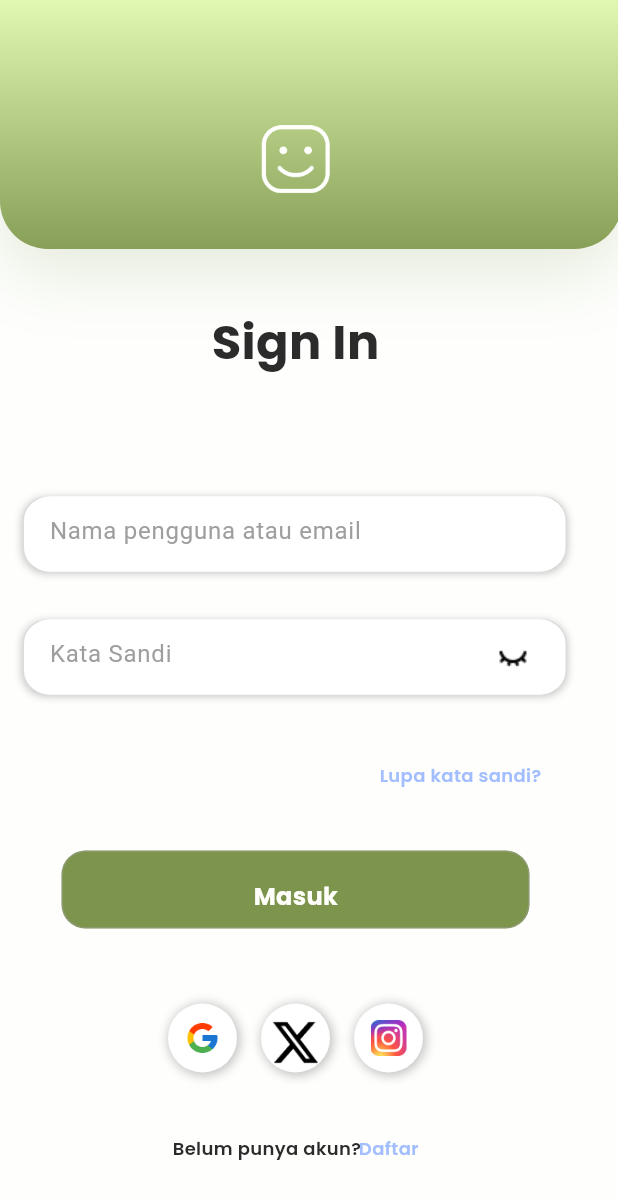
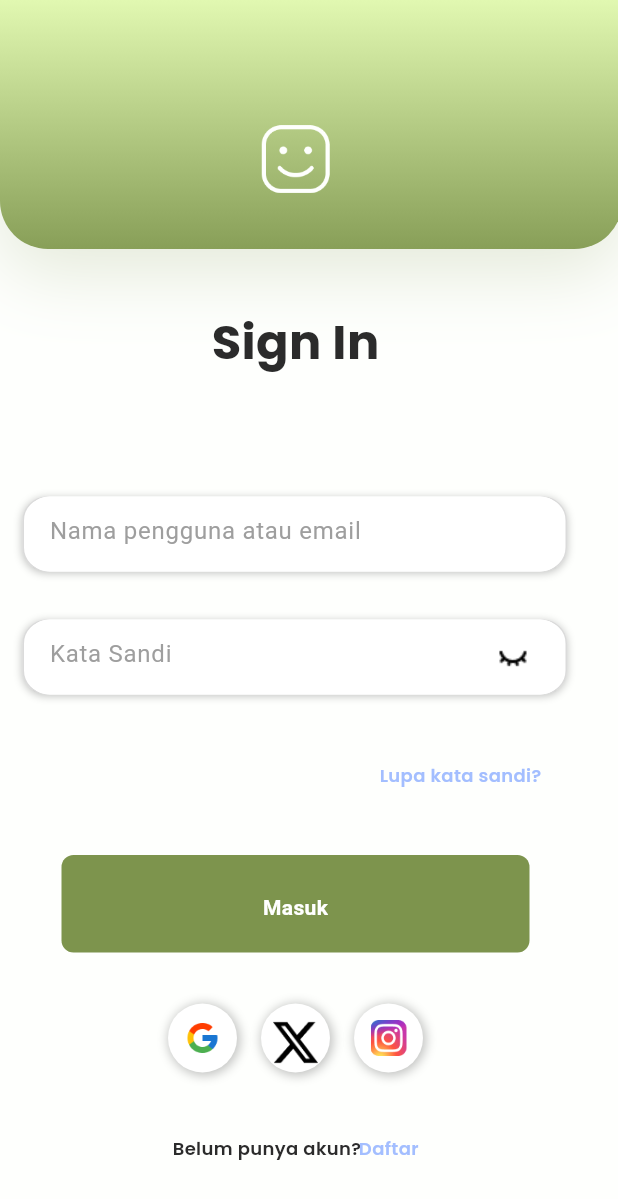
Before and after one commit to Raga-Git/temanBicara, a Flutter app: the loginScreen screen opened directly, on a phone screen of 412 x 824 dp. Shown: the top 1199 px of the screen. Run offline on Flutter 3.47's test engine with Material 3 defaults, Android fonts, the phone set to English and light mode, and no system bars; our stand-ins replace google_fonts; missing offline and left inert: dart:ffi.

Commit message:
commit 15

```diff
--- a/lib/main.dart
+++ b/lib/main.dart
@@ -36,7 +36,7 @@ class MyApp extends StatelessWidget {
     return MaterialApp(
       debugShowCheckedModeBanner: false,
       theme: tema,
-      home: artikelScreen2(),
+      home: loginScreen(),
     );
   }
 }
--- /dev/null
+++ b/lib/screen/button.dart
@@ -0,0 +1,37 @@
+import 'package:flutter/material.dart';
+
+
+class tombol extends StatelessWidget {
+  final void Function()? onTap;
+  final String text;
+  const tombol({
+    super.key,
+    required this.text,
+    required this.onTap,
+    });
+  @override
+
+  Widget build(BuildContext context){
+    return GestureDetector(
+      onTap: onTap,
+      child: Container(
+        decoration: BoxDecoration(
+        color: Color(0xFF7D944D),
+          borderRadius: BorderRadius.circular(8),
+        ),
+        padding: const EdgeInsets.all(25),
+        margin: const EdgeInsets.only(left:41,right: 59,top:570,bottom:265),
+
+        child: Center(
+
+          child: Text(text,
+          style:TextStyle(
+            color: Colors.white,
+            fontSize: 14,
+            fontWeight:FontWeight.bold,
+          ),),
+        ),
+      ),
+    );
+  }
+}
--- a/lib/screen/chatBotScreen01.dart
+++ b/lib/screen/chatBotScreen01.dart
@@ -1,6 +1,6 @@
 import 'package:flutter/material.dart';
 import 'package:google_fonts/google_fonts.dart';
-import 'package:teman_bicara/screen/artikelScreen.dart';
+
 import 'package:teman_bicara/screen/artikelScreen1.dart';
 
 class ChatBotScreen01 extends StatefulWidget {
--- a/lib/screen/loginScreen.dart
+++ b/lib/screen/loginScreen.dart
@@ -1,8 +1,13 @@
 import 'package:flutter/material.dart';
+import 'package:teman_bicara/screen/button.dart';
 import 'package:teman_bicara/screen/loginTextField.dart';
 class loginScreen extends StatelessWidget {
+
   const loginScreen({super.key});
 
+  void login(){
+
+  }
 
   @override
   Widget build(BuildContext context) {
@@ -264,37 +269,11 @@ class loginScreen extends StatelessWidget {
                     ),
                   ),
                 ),
-                Positioned(
-                  left: 41,
-                  top: 567,
-                  child: Container(
-                    width: 312,
-                    height: 52,
-                    decoration: ShapeDecoration(
-                      color: Color(0xFF7D944D),
-                      shape: RoundedRectangleBorder(
-                        side: BorderSide(width: 1, color: Color(0x66A4A4A4)),
-                        borderRadius: BorderRadius.circular(16),
-                      ),
-                    ),
-                  ),
+
+                tombol(
+                  text: "Masuk",
+                  onTap: login,
                 ),
-                Positioned(
-                  left: 169,
-                  top: 597,
-                  child: Text(
-                    'Masuk',
-                    textAlign: TextAlign.center,
-                    style: TextStyle(
-                      color: Color(0xFFFEFFFA),
-                      fontSize: 16,
-                      fontFamily: 'Poppins',
-                      fontWeight: FontWeight.w700,
-                      height: 0.08,
-                    ),
-                  ),
-                ),
-
                 Positioned(
                   left: 15,
                   top: 331,
--- /dev/null
+++ b/lib/screen/theme.dart
@@ -0,0 +1,12 @@
+
+
+import 'package:flutter/material.dart';
+
+ThemeData tema = ThemeData(
+  colorScheme: ColorScheme.light(
+    background: Colors.white,
+    primary: Colors.grey,
+    secondary: Colors.red,
+  )
+
+);
```
Also changed, not shown: lib/screen/registerBerhasil.dart (added, +128 -0 lines), lib/screen/trackingberhasil.dart (added, +113 -0 lines).
